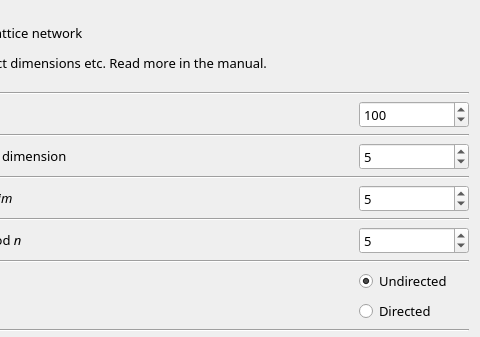
The window that src/forms/dialograndlattice.ui (socnetv/app) describes before a commit, drawn with Qt 5; both pictures show x 90 to 570 and y 0 to 337 of the 570 by 420 pixel window.
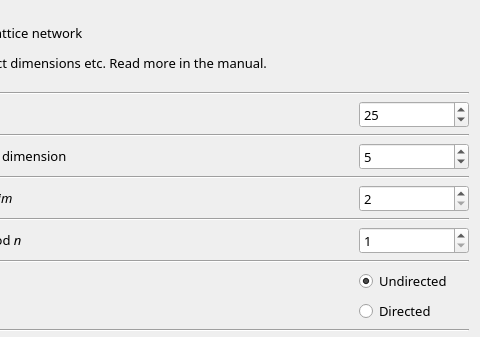
The same window after the commit.

```diff
--- a/src/forms/dialograndlattice.ui
+++ b/src/forms/dialograndlattice.ui
@@ -141,7 +141,7 @@
         <number>9999</number>
        </property>
        <property name="value">
-        <number>100</number>
+        <number>25</number>
        </property>
       </widget>
      </item>
@@ -268,13 +268,13 @@
         <number>2</number>
        </property>
        <property name="maximum">
-        <number>9999</number>
+        <number>3</number>
        </property>
        <property name="singleStep">
         <number>2</number>
        </property>
        <property name="value">
-        <number>5</number>
+        <number>2</number>
        </property>
       </widget>
      </item>
@@ -330,16 +330,16 @@
         <string>&lt;html&gt;&lt;head/&gt;&lt;body&gt;&lt;p&gt;This is the mean edge degree each new node will have&lt;/p&gt;&lt;/body&gt;&lt;/html&gt;</string>
        </property>
        <property name="minimum">
-        <number>2</number>
+        <number>1</number>
        </property>
        <property name="maximum">
-        <number>9999</number>
+        <number>6</number>
        </property>
        <property name="singleStep">
         <number>2</number>
        </property>
        <property name="value">
-        <number>5</number>
+        <number>1</number>
        </property>
       </widget>
      </item>
```
Left out of the diff: 4 changed lines with no effect on the pictures.
